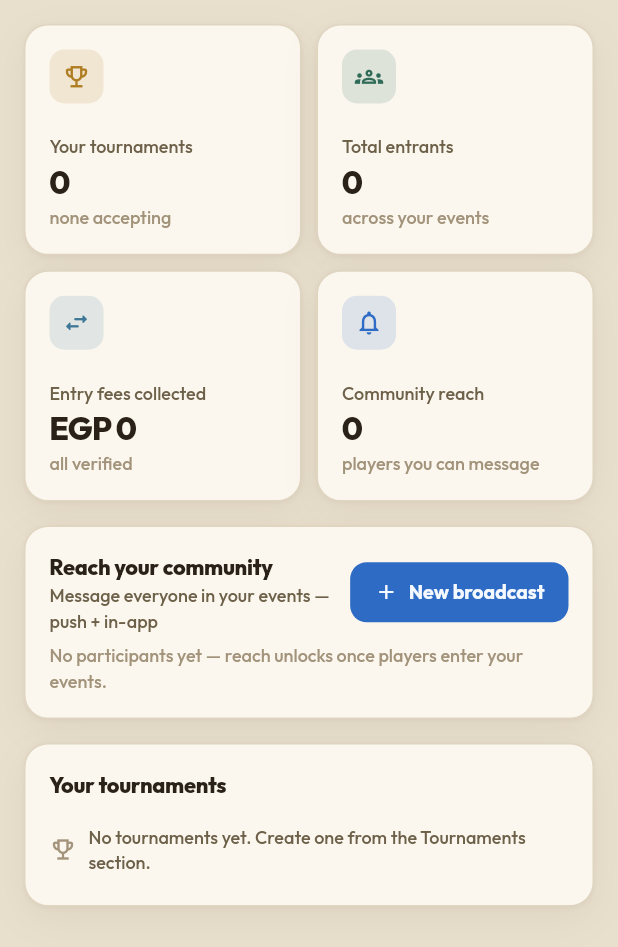
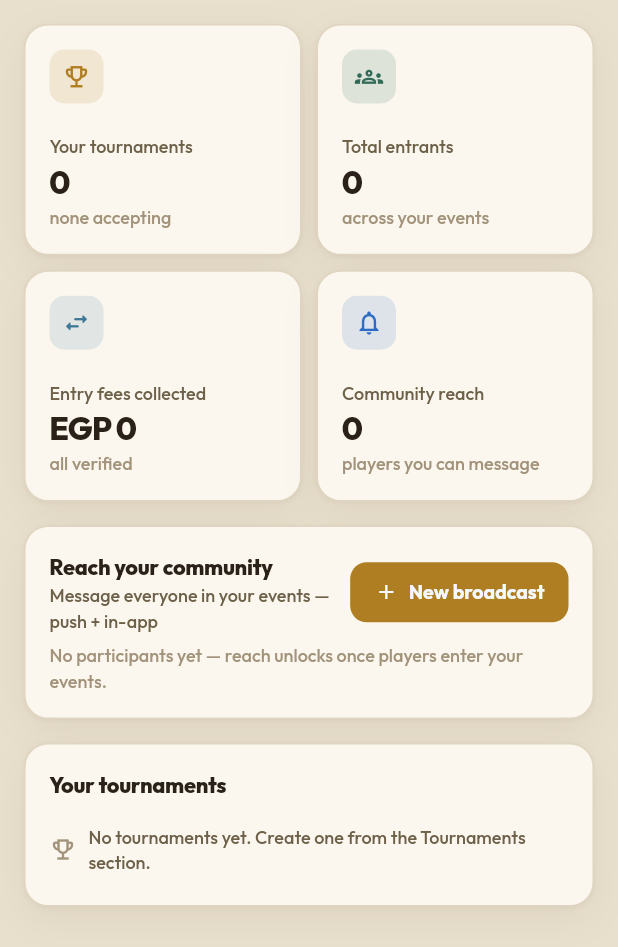
Before and after one commit to karimtamer-art/padel-app, a Flutter app: the OrganizerOverviewScreen widget shown alone on an empty page, opened directly, on a phone screen of 412 x 824 dp. Shown: the top 947 px of the screen. Run offline on Flutter 3.47's test engine with Material 3 defaults, Android fonts, the phone set to English and light mode, and no system bars; our stand-ins replace firebase_core, firebase_messaging, google_fonts, image_picker, supabase_flutter; missing offline and left inert: flutter_web_auth_2; accounts and stored records are empty; network calls fail.

Commit message:
style(organizer): gold accent on overview to match the design
The console primary is blue (#2D6BC4) but the Organizer accent is gold (#B07E22).
Add an optional color override to AdminButton and use gold for the organizer's
primary actions (New broadcast, Send broadcast) so the overview matches the
handoff image. KPI icon tones, progress bars and the "to verify" callout already
use the design palette.

```diff
--- a/lib/admin/screens/organizer_overview_screen.dart
+++ b/lib/admin/screens/organizer_overview_screen.dart
@@ -145,6 +145,7 @@ class _OrganizerOverviewScreenState extends State<OrganizerOverviewScreen> {
               AdminButton('New broadcast',
                   icon: Icons.add,
                   variant: AdminBtn.primary,
+                  color: AdminColors.gold,
                   onPressed: _n('reach') > 0 ? () => _composer() : null),
             ]),
             const SizedBox(height: 6),
@@ -506,6 +507,7 @@ class _BroadcastSheetState extends State<_BroadcastSheet> {
           AdminButton(_busy ? 'Sending…' : 'Send broadcast',
               icon: Icons.send,
               variant: AdminBtn.primary,
+              color: AdminColors.gold,
               full: true,
               onPressed: _busy ? null : _send),
         ]),
--- a/lib/admin/widgets/admin_kit.dart
+++ b/lib/admin/widgets/admin_kit.dart
@@ -203,14 +203,15 @@ class AdminButton extends StatelessWidget {
   final IconData? icon;
   final bool full;
   final double height;
-  const AdminButton(this.label, {super.key, this.onPressed, this.variant = AdminBtn.primary, this.icon, this.full = false, this.height = 40});
+  final Color? color; // overrides the fill (solid variants) / tint (ghost/danger)
+  const AdminButton(this.label, {super.key, this.onPressed, this.variant = AdminBtn.primary, this.icon, this.full = false, this.height = 40, this.color});
   @override
   Widget build(BuildContext context) {
     late Color bg, fg;
     Border? border;
     switch (variant) {
       case AdminBtn.primary:
-        bg = AdminColors.primary; fg = AdminColors.primaryInk; break;
+        bg = color ?? AdminColors.primary; fg = AdminColors.primaryInk; break;
       case AdminBtn.ghost:
         bg = AdminColors.surface; fg = AdminColors.ink; border = Border.all(color: AdminColors.line); break;
       case AdminBtn.soft:
```
